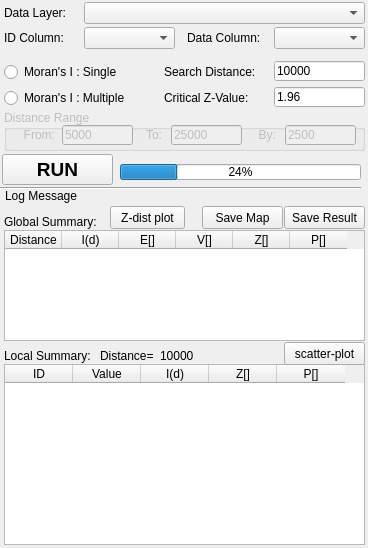
This is gui/ui_form_morans_i.ui in Gaia3D/GeepsSpatialStatistic as Qt 5 draws it before an edit. The edited form follows.
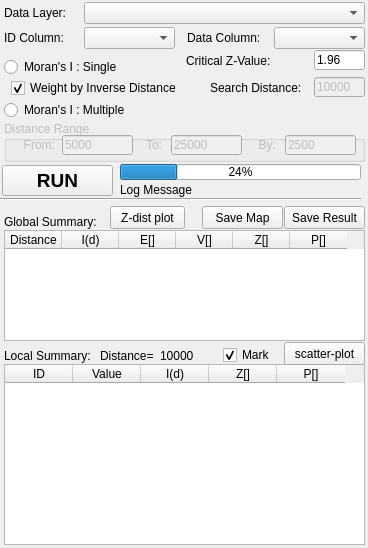
This is the edited form.

Commit message: Moran's I, Getis-Ord's G 플러그인 완료

```diff
--- a/gui/ui_form_morans_i.ui
+++ b/gui/ui_form_morans_i.ui
@@ -63,7 +63,7 @@
    <property name="geometry">
     <rect>
      <x>4</x>
-     <y>64</y>
+     <y>59</y>
      <width>141</width>
      <height>16</height>
     </rect>
@@ -76,7 +76,7 @@
    <property name="geometry">
     <rect>
      <x>4</x>
-     <y>90</y>
+     <y>102</y>
      <width>151</width>
      <height>16</height>
     </rect>
@@ -88,8 +88,8 @@
   <widget class="QLabel" name="lbl_s_1">
    <property name="geometry">
     <rect>
-     <x>164</x>
-     <y>64</y>
+     <x>210</x>
+     <y>80</y>
      <width>101</width>
      <height>16</height>
     </rect>
@@ -99,11 +99,14 @@
    </property>
   </widget>
   <widget class="QLineEdit" name="edtSearchDistance">
+   <property name="enabled">
+    <bool>false</bool>
+   </property>
    <property name="geometry">
     <rect>
-     <x>274</x>
-     <y>61</y>
-     <width>91</width>
+     <x>314</x>
+     <y>77</y>
+     <width>51</width>
      <height>20</height>
     </rect>
    </property>
@@ -117,8 +120,8 @@
    </property>
    <property name="geometry">
     <rect>
-     <x>164</x>
-     <y>90</y>
+     <x>186</x>
+     <y>53</y>
      <width>101</width>
      <height>16</height>
     </rect>
@@ -130,9 +133,9 @@
   <widget class="QLineEdit" name="edtCritcalZValue">
    <property name="geometry">
     <rect>
-     <x>274</x>
-     <y>87</y>
-     <width>91</width>
+     <x>314</x>
+     <y>50</y>
+     <width>51</width>
      <height>20</height>
     </rect>
    </property>
@@ -147,7 +150,7 @@
    <property name="geometry">
     <rect>
      <x>4</x>
-     <y>110</y>
+     <y>121</y>
      <width>361</width>
      <height>41</height>
     </rect>
@@ -159,7 +162,7 @@
     <property name="geometry">
      <rect>
       <x>10</x>
-      <y>17</y>
+      <y>16</y>
       <width>41</width>
       <height>16</height>
      </rect>
@@ -175,7 +178,7 @@
     <property name="geometry">
      <rect>
       <x>58</x>
-      <y>15</y>
+      <y>14</y>
       <width>71</width>
       <height>20</height>
      </rect>
@@ -188,7 +191,7 @@
     <property name="geometry">
      <rect>
       <x>167</x>
-      <y>15</y>
+      <y>14</y>
       <width>71</width>
       <height>20</height>
      </rect>
@@ -201,7 +204,7 @@
     <property name="geometry">
      <rect>
       <x>127</x>
-      <y>17</y>
+      <y>16</y>
       <width>31</width>
       <height>16</height>
      </rect>
@@ -217,7 +220,7 @@
     <property name="geometry">
      <rect>
       <x>241</x>
-      <y>17</y>
+      <y>16</y>
       <width>31</width>
       <height>16</height>
      </rect>
@@ -233,7 +236,7 @@
     <property name="geometry">
      <rect>
       <x>281</x>
-      <y>15</y>
+      <y>14</y>
       <width>71</width>
       <height>20</height>
      </rect>
@@ -247,7 +250,7 @@
    <property name="geometry">
     <rect>
      <x>2</x>
-     <y>154</y>
+     <y>165</y>
      <width>111</width>
      <height>31</height>
     </rect>
@@ -496,10 +499,10 @@
   <widget class="QLabel" name="lbl_log">
    <property name="geometry">
     <rect>
-     <x>5</x>
-     <y>188</y>
-     <width>361</width>
-     <height>16</height>
+     <x>120</x>
+     <y>180</y>
+     <width>241</width>
+     <height>20</height>
     </rect>
    </property>
    <property name="text">
@@ -510,7 +513,7 @@
    <property name="geometry">
     <rect>
      <x>0</x>
-     <y>180</y>
+     <y>191</y>
      <width>361</width>
      <height>16</height>
     </rect>
@@ -571,6 +574,41 @@
     <string>Z-dist plot</string>
    </property>
   </widget>
+  <widget class="QCheckBox" name="chkInverseDist">
+   <property name="geometry">
+    <rect>
+     <x>11</x>
+     <y>80</y>
+     <width>181</width>
+     <height>16</height>
+    </rect>
+   </property>
+   <property name="text">
+    <string>Weight by Inverse Distance</string>
+   </property>
+   <property name="checked">
+    <bool>true</bool>
+   </property>
+   <property name="tristate">
+    <bool>false</bool>
+   </property>
+  </widget>
+  <widget class="QCheckBox" name="chkDrawMark">
+   <property name="geometry">
+    <rect>
+     <x>223</x>
+     <y>347</y>
+     <width>61</width>
+     <height>16</height>
+    </rect>
+   </property>
+   <property name="text">
+    <string>Mark</string>
+   </property>
+   <property name="checked">
+    <bool>true</bool>
+   </property>
+  </widget>
   <zorder>label</zorder>
   <zorder>cmbLayer</zorder>
   <zorder>label_3</zorder>
```
Left out of the diff: 2 changed lines with no effect on the pictures. The commit also changes 14 other files.
